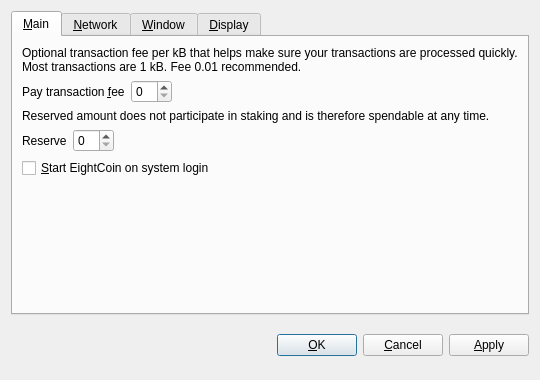
yx79/poscoin, file src/qt/forms/optionsdialog.ui: the form before one commit.
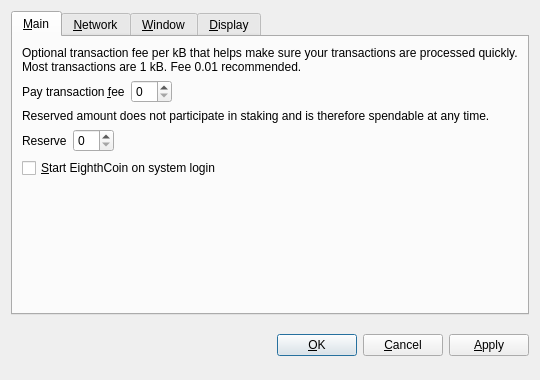
The form after the commit. Custom widgets are drawn as their Qt base class.

Commit message: EightCoin -> Eighthcoin

The edit to the form file:
```diff
--- a/src/qt/forms/optionsdialog.ui
+++ b/src/qt/forms/optionsdialog.ui
@@ -128,7 +128,7 @@
           <string>Automatically start EightCoin after logging in to the system.</string>
          </property>
          <property name="text">
-          <string>&amp;Start EightCoin on system login</string>
+          <string>&amp;Start EighthCoin on system login</string>
          </property>
         </widget>
        </item>
```
Left out of the diff: 10 changed lines with no effect on the pictures. The commit also changes 107 other files.
